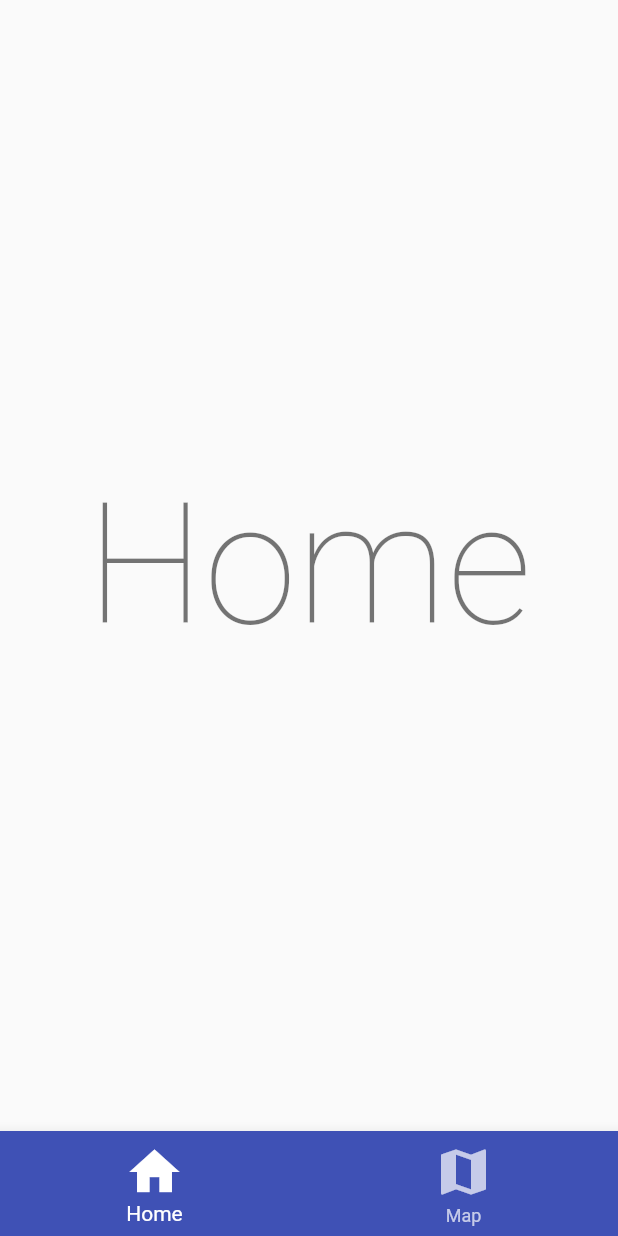
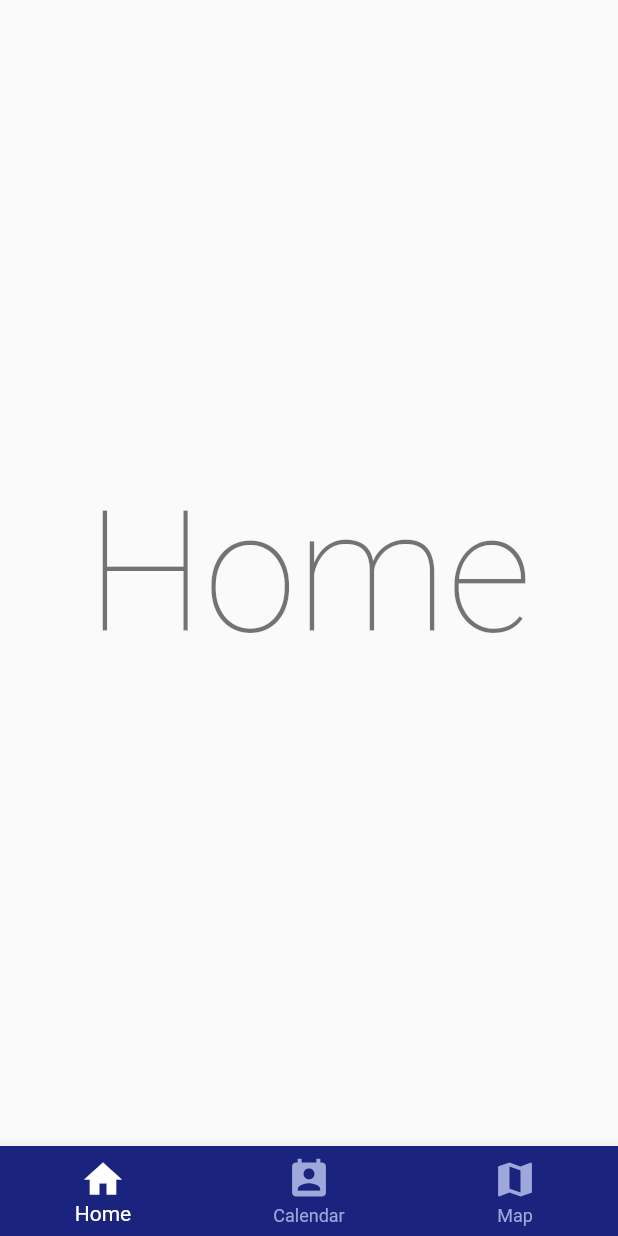
Before and after one commit to sturquier/naoned, a Flutter app: the screen it shows after launch, on a phone screen of 412 x 824 dp. Run offline on Flutter 3.47's test engine with Material 2 defaults, Android fonts, the phone set to English and light mode, and no system bars; our stand-ins replace google_maps_flutter.

Commit message:
Add calendar event model & HTTP request. Add theme

```diff
--- /dev/null
+++ b/lib/config/constants.dart
@@ -0,0 +1,5 @@
+const String baseURL =
+    'https://data.nantesmetropole.fr/api/records/1.0/search/';
+
+const String calendarURL =
+    '$baseURL?dataset=244400404_agenda-evenements-nantes-nantes-metropole';
--- a/lib/config/routing.dart
+++ b/lib/config/routing.dart
@@ -1,4 +1,5 @@
 import 'package:flutter/material.dart';
+import 'package:naoned/screens/calendar.dart';
 import 'package:naoned/screens/home.dart';
 import 'package:naoned/screens/map.dart';
 import 'package:naoned/widgets/navbar.dart';
@@ -12,7 +13,7 @@ class Routing extends StatefulWidget {
 
 class _RoutingState extends State<Routing> {
   int currentIndex = 0;
-  final screens = [const Home(), const Map()];
+  final screens = [const Home(), const Calendar(), const Map()];
 
   void _setCurrentIndex(int index) {
     setState(() => currentIndex = index);
--- /dev/null
+++ b/lib/config/theme.dart
@@ -0,0 +1,15 @@
+import 'package:flutter/material.dart';
+
+Map<String, Color> theme = {
+  'white': const Color(0xffffffff),
+  'cyan50': const Color(0xffe8eaf6),
+  'cyan100': const Color(0xffc5cae9),
+  'cyan200': const Color(0xff9fa8da),
+  'cyan300': const Color(0xff7986cb),
+  'cyan400': const Color(0xff5c6bc0),
+  'cyan500': const Color(0xff3f51b5),
+  'cyan600': const Color(0xff3949ab),
+  'cyan700': const Color(0xff303f9f),
+  'cyan800': const Color(0xff283593),
+  'cyan900': const Color(0xff1a237e)
+};
--- a/lib/widgets/navbar.dart
+++ b/lib/widgets/navbar.dart
@@ -1,4 +1,5 @@
 import 'package:flutter/material.dart';
+import 'package:naoned/config/theme.dart';
 
 class Navbar extends StatelessWidget {
   const Navbar(
@@ -18,12 +19,14 @@ class Navbar extends StatelessWidget {
   Widget build(BuildContext context) {
     return BottomNavigationBar(
       type: BottomNavigationBarType.fixed,
-      backgroundColor: const Color(0xff3f51b5),
-      selectedItemColor: Colors.white,
-      unselectedItemColor: Colors.white70,
-      iconSize: 40,
+      backgroundColor: theme['cyan900'],
+      unselectedItemColor: theme['cyan200'],
+      selectedItemColor: theme['white'],
+      iconSize: 30,
       items: const [
         BottomNavigationBarItem(icon: Icon(Icons.home), label: 'Home'),
+        BottomNavigationBarItem(
+            icon: Icon(Icons.perm_contact_calendar), label: 'Calendar'),
         BottomNavigationBarItem(icon: Icon(Icons.map), label: 'Map')
       ],
       currentIndex: currentIndex,
--- a/pubspec.yaml
+++ b/pubspec.yaml
@@ -35,6 +35,7 @@ dependencies:
   # Use with the CupertinoIcons class for iOS style icons.
   cupertino_icons: ^1.0.2
   google_maps_flutter: ^2.1.12
+  http: ^0.13.5
 
 dev_dependencies:
   flutter_test:
```
Also changed, not shown: lib/models/calendar_event.dart (added, +16 -0 lines), lib/screens/calendar.dart (added, +39 -0 lines), lib/services/calendar_event.dart (added, +17 -0 lines), pubspec.lock, 1 other file.
